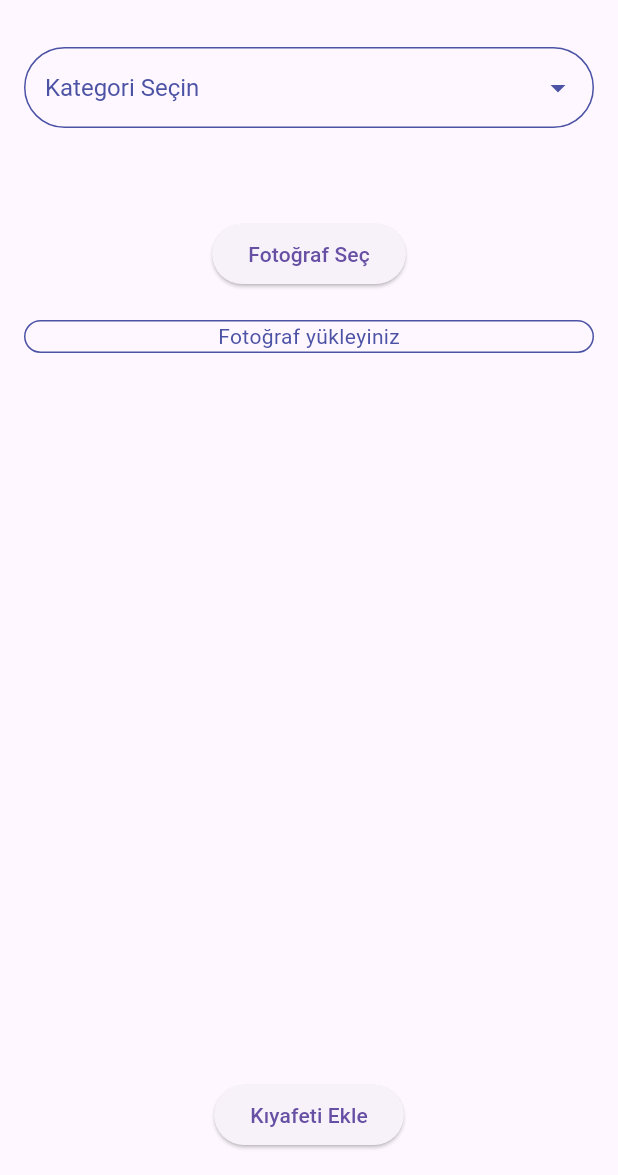
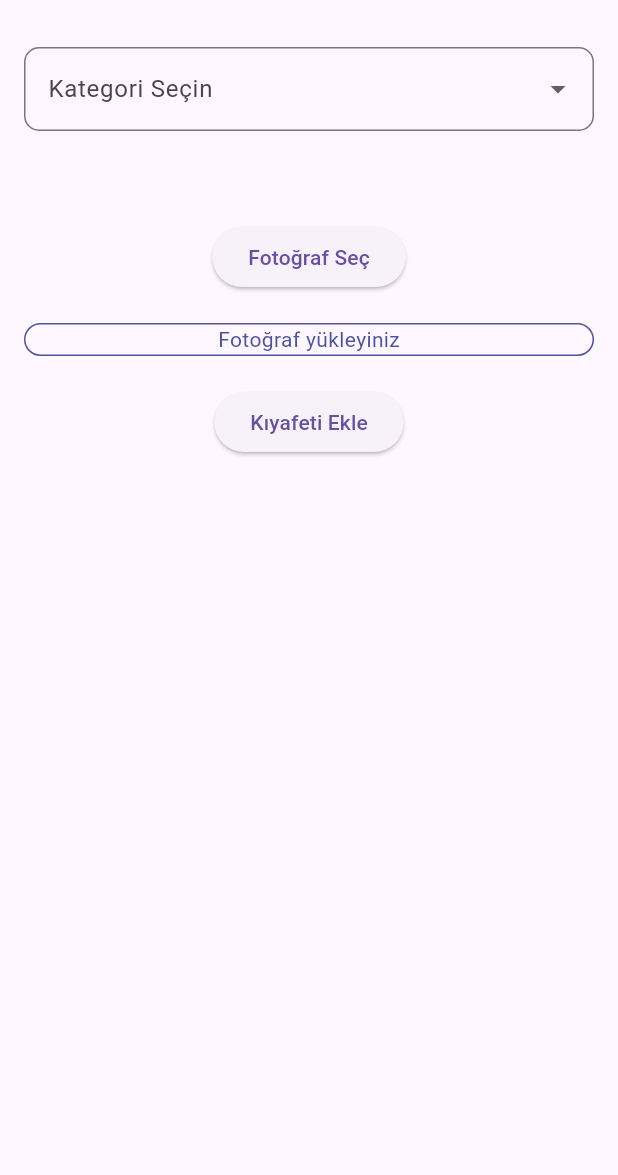
Before and after one commit to BerkanCamoglu/ClotimeApp, a Flutter app: the AddClothesView screen opened directly, on a phone screen of 412 x 824 dp, the part 61-1236 px from its top. Run offline on Flutter 3.47's test engine with Material 3 defaults, Android fonts, the phone set to English and light mode, and no system bars; our stand-ins replace cloud_firestore, curved_navigation_bar, easy_localization, firebase_auth, firebase_core, firebase_storage and 4 more; accounts and stored records are empty.

Commit message:
corrections completed

```diff
--- a/lib/view/authentication/add-clothes/add_clothes_view.dart
+++ b/lib/view/authentication/add-clothes/add_clothes_view.dart
@@ -210,6 +210,7 @@ class _AddClothesViewState extends State<AddClothesView> {
       sourcePath: galeryPicture.path,
       aspectRatioPresets: [
         CropAspectRatioPreset.ratio4x3,
+        CropAspectRatioPreset.ratio3x2,
       ],
       compressFormat: ImageCompressFormat.jpg,
       androidUiSettings: const AndroidUiSettings(
@@ -236,7 +237,7 @@ class _AddClothesViewState extends State<AddClothesView> {
 
     return Scaffold(
       appBar: const HomeAppBar(),
-      body: Padding(
+      body: SingleChildScrollView(
         padding: const EdgeInsets.all(16.0),
         child: Column(
           children: [
@@ -293,11 +294,10 @@ class _AddClothesViewState extends State<AddClothesView> {
                     )
                   : ClipRRect(
                       borderRadius: BorderRadius.circular(30),
-                      child: Image.file(_image!, fit: BoxFit.fitHeight),
+                      child: Image.file(_image!, fit: BoxFit.contain),
                     ),
             ),
             const SizedBox(height: 20),
-            const Spacer(),
             ElevatedButton(
               onPressed: onSubmit,
               child: const Text("Kıyafeti Ekle"),
@@ -320,33 +320,19 @@ class _AddClothesViewState extends State<AddClothesView> {
       margin: const EdgeInsets.only(bottom: 20),
       child: DropdownButtonFormField<String>(
         decoration: InputDecoration(
-          contentPadding:
-              const EdgeInsets.symmetric(vertical: 15, horizontal: 10),
+          labelText: hint,
           border: OutlineInputBorder(
-            borderRadius: BorderRadius.circular(30),
-            borderSide: const BorderSide(color: Color(0xFF4C53A5)),
-          ),
-          enabledBorder: OutlineInputBorder(
-            borderRadius: BorderRadius.circular(30),
-            borderSide: const BorderSide(color: Color(0xFF4C53A5)),
-          ),
-          focusedBorder: OutlineInputBorder(
-            borderRadius: BorderRadius.circular(30),
-            borderSide: const BorderSide(color: Color(0xFF4C53A5)),
+            borderRadius: BorderRadius.circular(10.0),
           ),
         ),
-        hint: Text(hint, style: const TextStyle(color: Color(0xFF4C53A5))),
         value: value,
-        items: items.map((String item) {
+        items: items.map<DropdownMenuItem<String>>((String value) {
           return DropdownMenuItem<String>(
-            value: item,
-            child: Text(item, style: const TextStyle(color: Color(0xFF4C53A5))),
+            value: value,
+            child: Text(value),
           );
         }).toList(),
         onChanged: onChanged,
-        icon: const Icon(Icons.arrow_drop_down, color: Color(0xFF4C53A5)),
-        dropdownColor: Colors.white,
-        style: const TextStyle(color: Color(0xFF4C53A5), fontSize: 16),
       ),
     );
   }
--- a/pubspec.yaml
+++ b/pubspec.yaml
@@ -36,6 +36,8 @@ dependencies:
   image_cropper: ^1.5.1
   firebase_storage: ^11.7.5
   internet_connection_checker: ^1.0.0+1
+  intl: ^0.18.1
+  cached_network_image: ^3.3.1
 
 dev_dependencies:
   flutter_test:
```
Also changed, not shown: lib/view/authentication/onboard/create_combine.dart (+32 -58 lines), lib/view/authentication/onboard/home_page_view.dart (+36 -23 lines), pubspec.lock.
